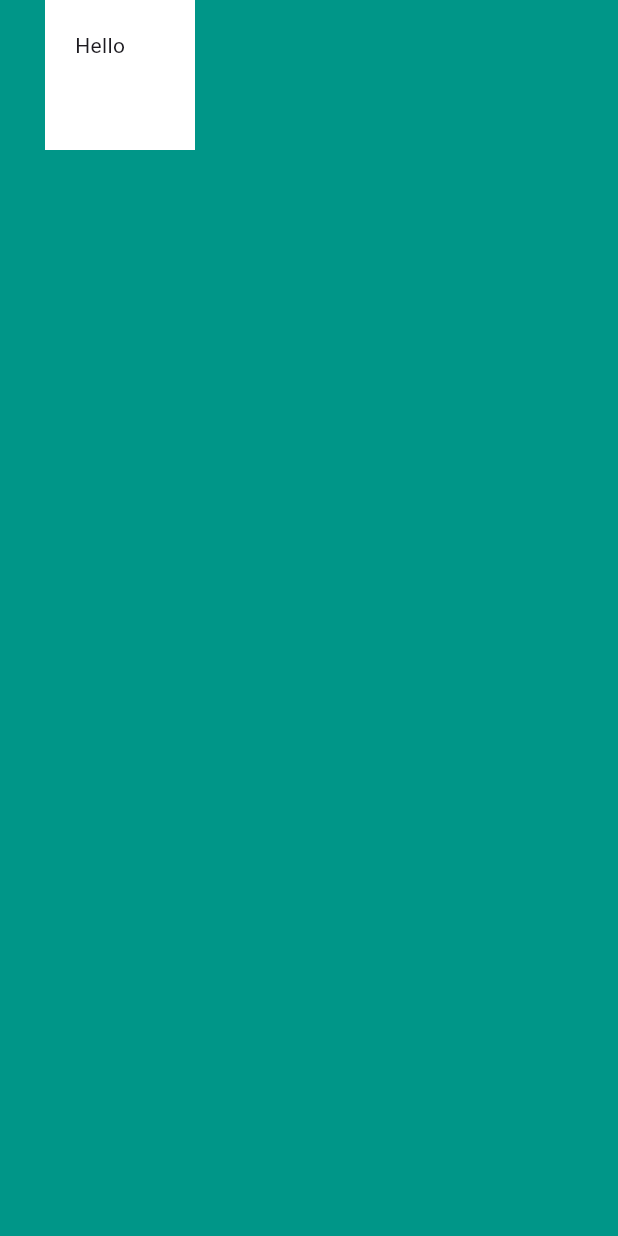
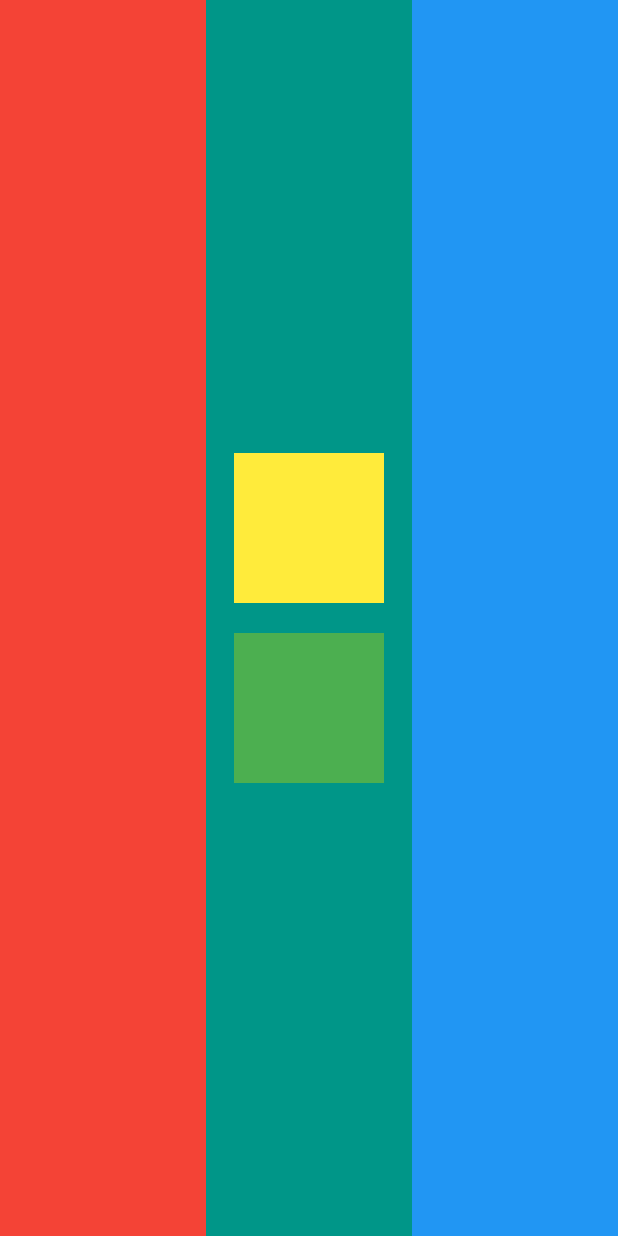
Before and after one commit to bsanderson1981/section6, a Flutter app: the screen it shows after launch, on a phone screen of 412 x 824 dp. Run offline on Flutter 3.47's test engine with Material 3 defaults, Android fonts, the phone set to English and light mode, and no system bars.

Commit message:
finished section 6 #3

```diff
--- a/lib/main.dart
+++ b/lib/main.dart
@@ -1,7 +1,7 @@
 import 'package:flutter/material.dart';
 // git init && git add . && git commit -m "Initial commit" && git remote add origin https://github.com/bsanderson1981/section6 && git branch -M main && git push -u origin main
 //
-// #41 completete
+// #43 layout challenge  complete
 
 void main() {
   runApp(MyApp());
@@ -16,13 +16,30 @@ class MyApp extends StatelessWidget {
       home: Scaffold(
         backgroundColor: Colors.teal,
         body: SafeArea(
-          child: Container(
-            height: 100.0,
-              width: 100.0,
-              margin: EdgeInsets.only(left: 30.0),
-              padding: EdgeInsets.all(20.0),
-              color: Colors.white,
-              child: Text('Hello')
+          child: Row(
+            children: [
+              // First column - red background
+              Expanded(
+                child: Container(color: Colors.red, height: double.infinity),
+              ),
+
+              // Second column - two stacked boxes
+              Expanded(
+                child: Column(
+                  mainAxisAlignment: MainAxisAlignment.center,
+                  children: [
+                    Container(width: 100, height: 100, color: Colors.yellow),
+                    SizedBox(height: 20),
+                    Container(width: 100, height: 100, color: Colors.green),
+                  ],
+                ),
+              ),
+
+              // Third column - blue background
+              Expanded(
+                child: Container(color: Colors.blue, height: double.infinity),
+              ),
+            ],
           ),
         ),
       ),
```
